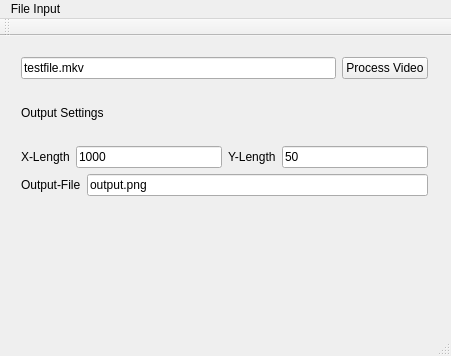
Before: the Qt Designer form mainwindow.ui in JohannesAck/Movie-Averager, drawn with Qt 5.
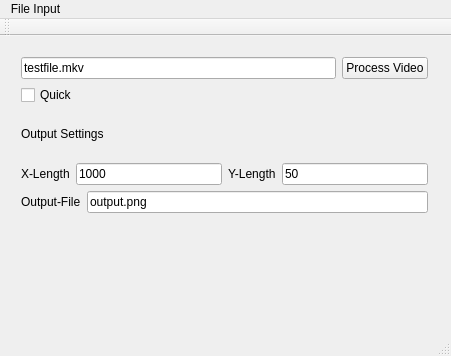
After: the same form once the commit is applied.

Commit message: Added quick mode sampling only 1%

The edit to the form file:
```diff
--- a/mainwindow.ui
+++ b/mainwindow.ui
@@ -14,13 +14,13 @@
    <string>MainWindow</string>
   </property>
   <widget class="QWidget" name="centralWidget">
-   <widget class="QWidget" name="">
+   <widget class="QWidget" name="layoutWidget">
     <property name="geometry">
      <rect>
       <x>10</x>
       <y>10</y>
       <width>429</width>
-      <height>161</height>
+      <height>178</height>
      </rect>
     </property>
     <layout class="QVBoxLayout" name="verticalLayout_2">
@@ -42,6 +42,13 @@
        </item>
       </layout>
      </item>
+     <item>
+      <widget class="QCheckBox" name="cbQuickMode">
+       <property name="text">
+        <string>Quick</string>
+       </property>
+      </widget>
+     </item>
      <item>
       <widget class="QLabel" name="label">
        <property name="text">
```
The commit also changes 4 other files.
